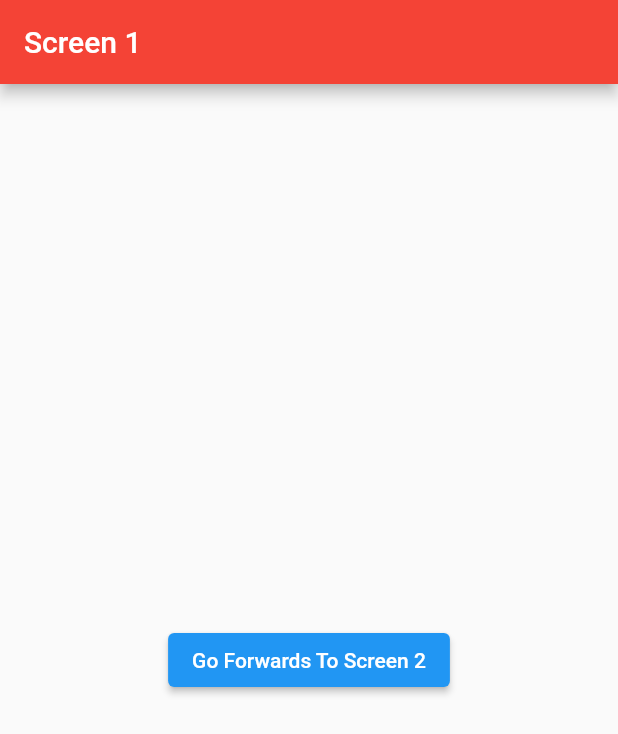
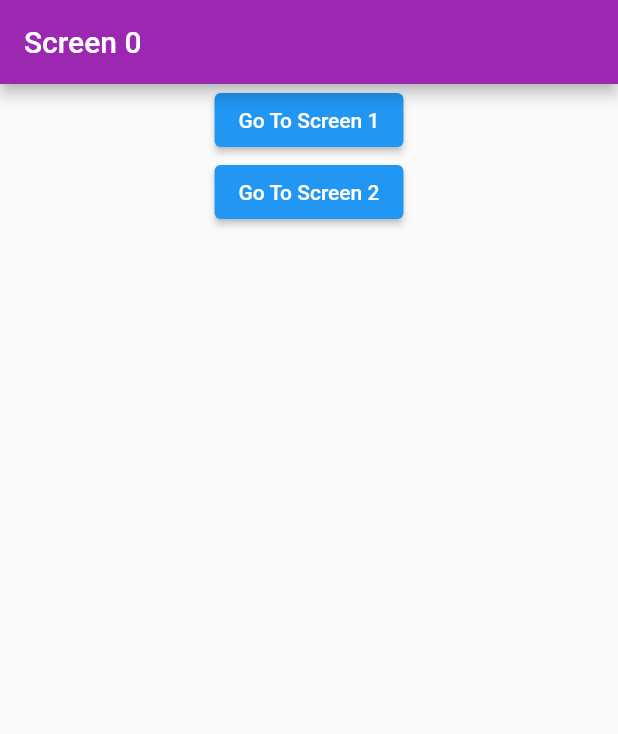
Before and after one commit to mhai97/flutter_navigations_demo, a Flutter app: the screen it shows after launch, on a phone screen of 412 x 824 dp. Shown: the top 734 px of the screen. Run offline on Flutter 3.47's test engine with Material 2 defaults, Android fonts, the phone set to English and light mode, and no system bars.

Commit message:
All navigation buttons working.

```diff
--- a/lib/main.dart
+++ b/lib/main.dart
@@ -1,13 +1,23 @@
 import 'package:flutter/material.dart';
+import 'package:flutter_navigations_demo/screen0.dart';
+import 'package:flutter_navigations_demo/screen2.dart';
 import 'screen1.dart';
 
 void main() => runApp(MyApp());
 
 class MyApp extends StatelessWidget {
+
+
   @override
   Widget build(BuildContext context) {
     return MaterialApp(
-      home: Screen1(),
+      home: Screen0(),
+      initialRoute: '/',
+      routes: {
+        '': (context) => Screen0(),  // the default screen no longer requires a / as a String
+        '/first': (context) => Screen1(),
+        '/second': (context) => Screen2(),
+      },
     );
   }
 }
--- a/lib/screen1.dart
+++ b/lib/screen1.dart
@@ -1,5 +1,6 @@
 import 'package:flutter/material.dart';
 import 'screen2.dart';
+import 'screen0.dart';
 
 class Screen1 extends StatelessWidget {
   @override
@@ -15,7 +16,7 @@ class Screen1 extends StatelessWidget {
           child: Text('Go Forwards To Screen 2'),
           onPressed: () {
             Navigator.push(context, MaterialPageRoute(builder: (context){
-              return Screen2();
+              return Screen0();
 
             }));
           },
```
Also changed, not shown: lib/screen0.dart (+6 -4 lines).
